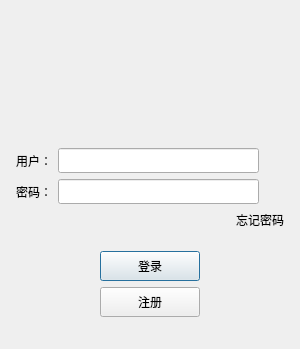
Above: client/llfcchat/logindialog.ui from xiegd/chat before the change; both pictures show x 0 to 300 and y 151 to 500 of the 300 by 500 pixel window. Below: the same form after it.
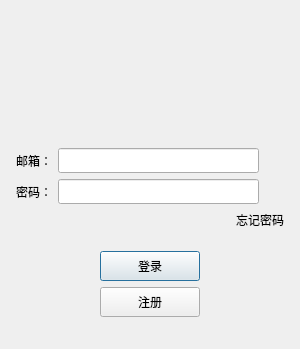
That is the form after the change. Custom widgets are drawn as their Qt base class.

Patch:
```diff
--- a/client/llfcchat/logindialog.ui
+++ b/client/llfcchat/logindialog.ui
@@ -123,7 +123,7 @@
           </size>
          </property>
          <property name="text">
-          <string>用户：</string>
+          <string>邮箱：</string>
          </property>
         </widget>
        </item>
```
Left out of the diff: 4 changed lines with no effect on the pictures.
